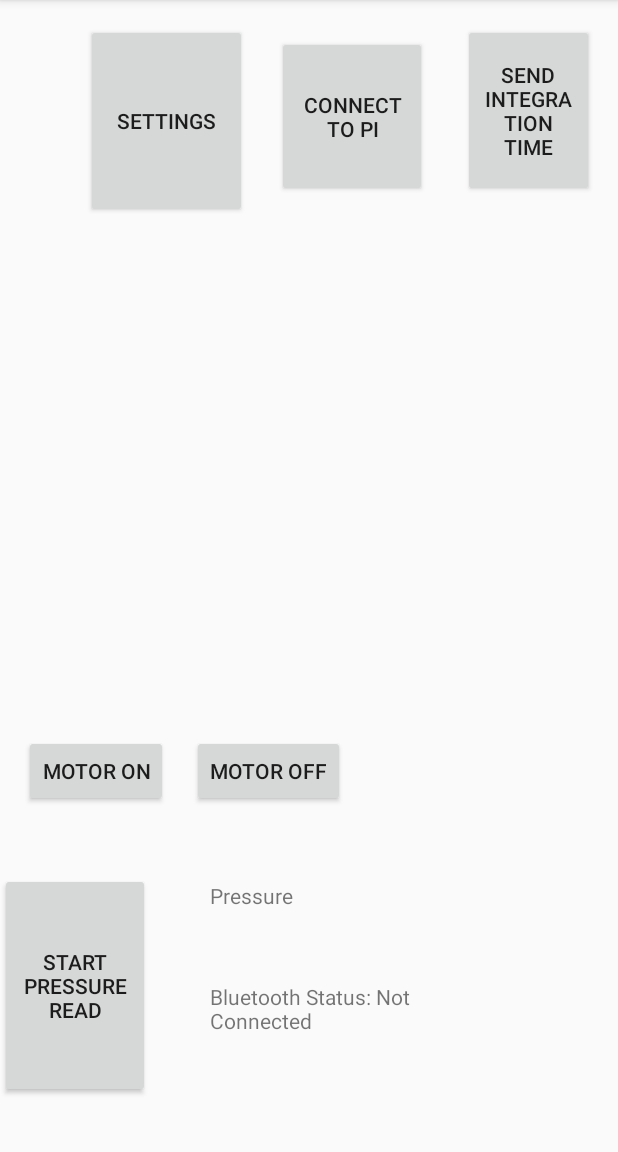
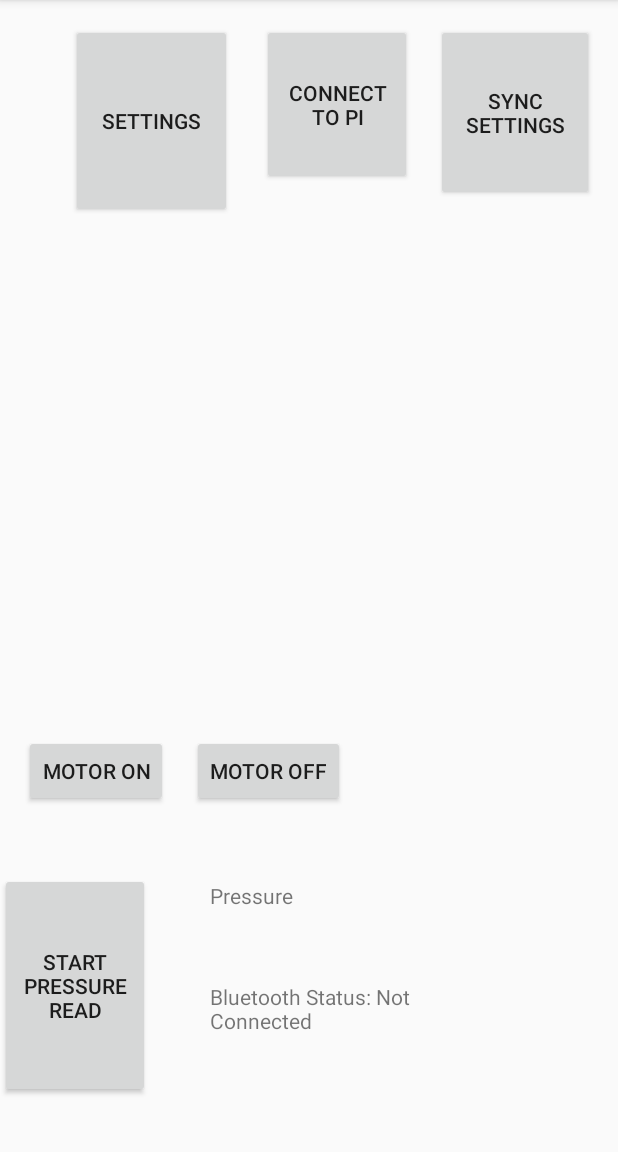
Before and after one commit to jmadamso/SpectrometerAndroid, an Android app: the screen it shows after launch (AppDriver), after a tap on "START PRESSURE READ", on a phone screen of 412 x 824 dp, the part 84-1236 px from its top. Run offline under Robolectric (Android 15) with nearby library versions, the phone set to English and light mode, and no system bars.

Commit message:
Implement settings sync

```diff
--- a/app/src/main/java/joe/helloworld/AppDriver.java
+++ b/app/src/main/java/joe/helloworld/AppDriver.java
@@ -33,6 +33,7 @@ public class AppDriver extends AppCompatActivity {
     private static final int REQUEST_ENABLE_BT = 1337;
 
     private SharedPreferences mPrefs;
+
     private BluetoothAdapter mBluetoothAdapter;
     private static String mDeviceName;
 
@@ -160,8 +161,10 @@ public class AppDriver extends AppCompatActivity {
     protected void onCreate(Bundle savedInstanceState) {
         super.onCreate(savedInstanceState);
         mPrefs = PreferenceManager.getDefaultSharedPreferences(this);
+
         if (mBTService == null) {
             mBTService = new BTService(this, mHandlerBT);
+            mPrefs.edit().clear().apply();
         }
 
         mBTService.setHandler(mHandlerBT);
@@ -212,13 +215,23 @@ public class AppDriver extends AppCompatActivity {
 
     }
 
-    public void intButtonResponse(View view) {
+    public void syncButtonResponse(View view) {
         //Toast.makeText(AppDriver.this, "OBSOLETE BUTTON LOL", Toast.LENGTH_SHORT).show();
-        String intStr = defines.INTEGRATION_TIME + mPrefs.getString("integration_time_entry", "");
-        //Toast.makeText(AppDriver.this, intStr, Toast.LENGTH_SHORT).show();
 
+        //format a settings string and send it
+        String settingsStr = defines.SETTINGS +
+                mPrefs.getString("num_scans_entry","") + ";" +
+                mPrefs.getString("scan_time_entry", "") + ";" +
+                mPrefs.getString("integration_time_entry", "") + ";" +
+                mPrefs.getString("boxcar_list", "") + ";" +
+                mPrefs.getString("averaging_list", "");
+
+        //toast with the final string
+        //Toast.makeText(AppDriver.this, settingsStr, Toast.LENGTH_SHORT).show();
+
+        //convert the string to a byte array, check if clear, then send
         if (mBTService.getState() == BTService.STATE_CONNECTED) {
-            byte[] b = intStr.getBytes();
+            byte[] b = settingsStr.getBytes();
             mBTService.write(b);
         } else {
             Toast.makeText(AppDriver.this, "Bluetooth not connected", Toast.LENGTH_SHORT).show();
@@ -232,6 +245,7 @@ public class AppDriver extends AppCompatActivity {
     }
 
     public void motorOnButtonResponse(View view) {
+
             if (mBTService.getState() == BTService.STATE_CONNECTED) {
                 byte[] b = new byte[1];
                 b[0] = defines.MOTOR_ON;
@@ -240,6 +254,7 @@ public class AppDriver extends AppCompatActivity {
             } else {
                 Toast.makeText(AppDriver.this, "Bluetooth not connected", Toast.LENGTH_SHORT).show();
             }
+
 
     }
 
--- a/app/src/main/java/joe/helloworld/SettingsActivity.java
+++ b/app/src/main/java/joe/helloworld/SettingsActivity.java
@@ -30,6 +30,8 @@ import java.util.List;
  * API Guide</a> for more information on developing a Settings UI.
  */
 public class SettingsActivity extends AppCompatPreferenceActivity {
+
+
 
     /**
      * A preference value change listener that updates the preference's summary
--- a/app/src/main/java/joe/helloworld/defines.java
+++ b/app/src/main/java/joe/helloworld/defines.java
@@ -23,7 +23,8 @@ public class defines {
     static final char REQUEST_PRESSURE = '3';
     static final char REQUEST_SPECTRA = '4';
     static final char INTEGRATION_TIME = '5';
-    static final char QUIT = '6';
+    static final char SETTINGS = '6';
+    static final char QUIT = '7';
 
     //size of array we expect for an entire spectrum reading.
     //1024 doubles * 4 bytes/double
--- a/app/src/main/res/layout/activity_main.xml
+++ b/app/src/main/res/layout/activity_main.xml
@@ -10,8 +10,9 @@
         android:id="@+id/startButton"
         android:layout_width="100dp"
         android:layout_height="107dp"
-        android:layout_marginEnd="24dp"
-        android:layout_marginTop="24dp"
+        android:layout_marginEnd="16dp"
+        android:layout_marginRight="16dp"
+        android:layout_marginTop="16dp"
         android:onClick="startButtonResponse"
         android:text="Connect to Pi"
         app:layout_constraintEnd_toStartOf="@+id/button3"
@@ -22,6 +23,7 @@
         android:layout_width="107dp"
         android:layout_height="129dp"
         android:layout_marginEnd="20dp"
+        android:layout_marginRight="20dp"
         android:layout_marginTop="16dp"
         android:onClick="settingsButtonResponse"
         android:text="@string/settings_prompt"
@@ -62,12 +64,13 @@
 
     <Button
         android:id="@+id/button3"
-        android:layout_width="87dp"
-        android:layout_height="115dp"
+        android:layout_width="105dp"
+        android:layout_height="118dp"
         android:layout_marginEnd="16dp"
+        android:layout_marginRight="16dp"
         android:layout_marginTop="16dp"
-        android:onClick="intButtonResponse"
-        android:text="send integration time"
+        android:onClick="syncButtonResponse"
+        android:text="sync settings"
         app:layout_constraintEnd_toEndOf="parent"
         app:layout_constraintTop_toTopOf="parent" />
 
--- a/app/src/main/res/values/strings.xml
+++ b/app/src/main/res/values/strings.xml
@@ -6,6 +6,7 @@
 
 
     <string-array name="integers09">
+        <item>0</item>
         <item>1</item>
         <item>2</item>
         <item>3</item>
```
Also changed, not shown: app/src/main/res/xml/pref_general.xml (+5 -5 lines).
